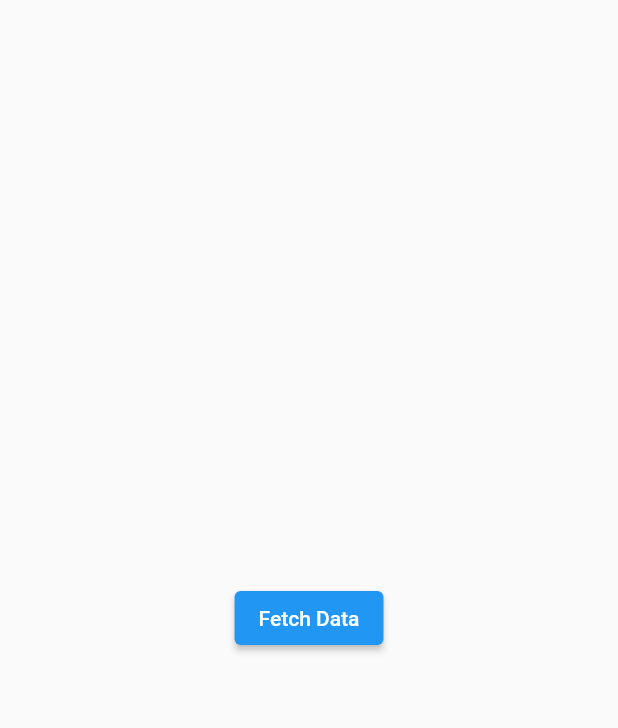
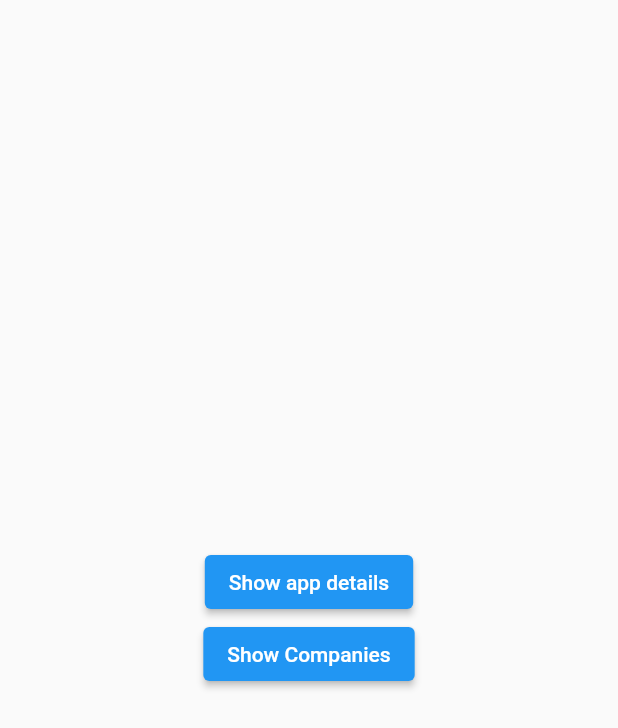
Before and after one commit to SJa-638/jobminder, a Flutter app: the screen it shows after launch, on a phone screen of 412 x 824 dp. Shown: the top 728 px of the screen. Run offline on Flutter 3.47's test engine with Material 2 defaults, Android fonts, the phone set to English and light mode, and no system bars; our stand-ins replace equatable, flutter_bloc.

Commit message:
Add companies Screen

```diff
--- a/lib/main.dart
+++ b/lib/main.dart
@@ -3,6 +3,7 @@ import 'package:flutter_bloc/flutter_bloc.dart';
 import 'package:jobminder/modules/application.dart';
 import 'package:jobminder/modules/company.dart';
 import 'package:jobminder/screens/application_details_screen.dart';
+import 'package:jobminder/screens/company_screen.dart';
 
 import 'blocs/applications_detailes/applications_detailes_bloc.dart';
 
@@ -30,15 +31,38 @@ class MyApp extends StatelessWidget {
 class HomeScreen extends StatelessWidget {
   HomeScreen({super.key});
 
+  final List<Company> companies = [
+    Company(name: 'Company 1'),
+    Company(name: 'Company 2'),
+    Company(name: 'Company 3'),
+    Company(name: 'Company 4'),
+    Company(name: 'Company 5'),
+    Company(name: 'Company 6'),
+    Company(name: 'Company 7'),
+    Company(name: 'Company 8'),
+    Company(name: 'Company 9'),
+    Company(name: 'Company 10'),
+    Company(name: 'Company 11'),
+    Company(name: 'Company 12'),
+    Company(name: 'Company 13'),
+    Company(name: 'Company 14'),
+    Company(name: 'Company 15'),
+    Company(name: 'Company 16'),
+    Company(name: 'Company 17'),
+    Company(name: 'Company 18'),
+    Company(name: 'Company 19')];
+
   final Application app = Application('test', WorkModle.remote, JobType.fulltime, Company(name: 'Company demo'));
-
 
   @override
   Widget build(BuildContext context) {
     return Scaffold(
       body: Center(
-        child: ElevatedButton(
-          child: const Text("Fetch Data"),
+        child: Column(
+          mainAxisAlignment: MainAxisAlignment.center,
+          children: [
+            ElevatedButton(
+              child: const Text("Show app details"),
               onPressed: () => {
                 Navigator.push(
                   context,
@@ -52,6 +76,23 @@ class HomeScreen extends StatelessWidget {
                 )
               },
             ),
+            ElevatedButton(
+              child: const Text("Show Companies"),
+              onPressed: () => {
+                Navigator.push(
+                  context,
+                  MaterialPageRoute(
+                      builder: (context) =>
+                      BlocProvider(
+                        create: (context) => ApplicationDetailsBloc(),
+                        child: CompaniesScreen(companies: companies),
+                      ),
+                  ),
+                )
+              },
+            ),
+          ],
+        ),
       )
     );
   }
```
Also changed, not shown: lib/screens/company_screen.dart (+59 -0 lines). Lines whose indentation alone changed are shown as unchanged.
